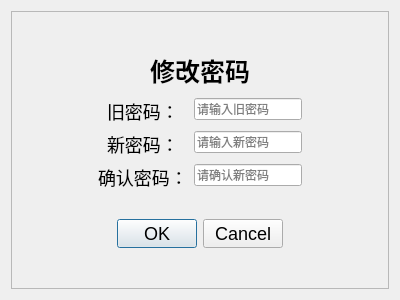
Above: passwordchange.ui from evtrouble/ham before the change. Below: the same form after it.
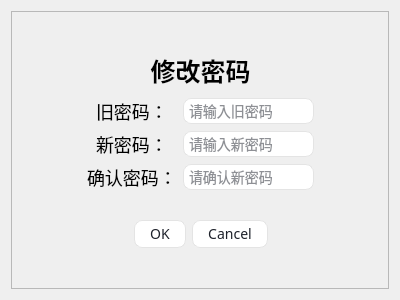
That is the form after the change.

Commit message: 查询课表模块UI初步实现，更新了一下系统内的所有按钮和文本输入框的UI，统一风格

```diff
--- a/passwordchange.ui
+++ b/passwordchange.ui
@@ -115,7 +115,44 @@
            <item row="0" column="1">
             <widget class="QLineEdit" name="oldPassword">
              <property name="styleSheet">
-              <string notr="true"/>
+              <string notr="true">QLineEdit {
+    color: #1e222b;
+    padding: 1px 3px;  /* 去掉右边的15px padding，因为LineEdit不需要下拉按钮的空间 */
+    border: 1px solid rgba(228,228,228,1);
+    border-radius: 8px;
+    font-family: Microsoft YaHei;
+    font-size: 14px;
+    background: rgba(255,255,255,1);
+}
+
+QLineEdit:focus {
+    border: 1px solid rgba(228,228,228,1);  /* 保持聚焦时边框样式一致 */
+    outline: none;
+}
+
+/* 垂直滚动条样式，如果LineEdit是多行的话 */
+QLineEdit QScrollBar:vertical {
+    width: 6px;
+    background: rgb(255,255,255);
+    border: none;
+}
+
+QLineEdit QScrollBar::handle:vertical {
+    border-radius: 3px;
+    background-color: rgba(30, 34, 43, 0.2);
+}
+
+QLineEdit QScrollBar::handle:vertical:hover {
+    background-color: rgba(30, 34, 43, 0.2);
+}
+
+QLineEdit QScrollBar::add-line:vertical {
+    border: none;
+}
+
+QLineEdit QScrollBar::sub-line:vertical {
+    border: none;
+}</string>
              </property>
              <property name="frame">
               <bool>true</bool>
@@ -138,7 +175,44 @@
            <item row="1" column="1">
             <widget class="QLineEdit" name="passwordEdit">
              <property name="styleSheet">
-              <string notr="true"/>
+              <string notr="true">QLineEdit {
+    color: #1e222b;
+    padding: 1px 3px;  /* 去掉右边的15px padding，因为LineEdit不需要下拉按钮的空间 */
+    border: 1px solid rgba(228,228,228,1);
+    border-radius: 8px;
+    font-family: Microsoft YaHei;
+    font-size: 14px;
+    background: rgba(255,255,255,1);
+}
+
+QLineEdit:focus {
+    border: 1px solid rgba(228,228,228,1);  /* 保持聚焦时边框样式一致 */
+    outline: none;
+}
+
+/* 垂直滚动条样式，如果LineEdit是多行的话 */
+QLineEdit QScrollBar:vertical {
+    width: 6px;
+    background: rgb(255,255,255);
+    border: none;
+}
+
+QLineEdit QScrollBar::handle:vertical {
+    border-radius: 3px;
+    background-color: rgba(30, 34, 43, 0.2);
+}
+
+QLineEdit QScrollBar::handle:vertical:hover {
+    background-color: rgba(30, 34, 43, 0.2);
+}
+
+QLineEdit QScrollBar::add-line:vertical {
+    border: none;
+}
+
+QLineEdit QScrollBar::sub-line:vertical {
+    border: none;
+}</string>
              </property>
              <property name="echoMode">
               <enum>QLineEdit::EchoMode::Password</enum>
@@ -161,7 +235,44 @@
            <item row="2" column="1">
             <widget class="QLineEdit" name="passwordConfirm">
              <property name="styleSheet">
-              <string notr="true"/>
+              <string notr="true">QLineEdit {
+    color: #1e222b;
+    padding: 1px 3px;  /* 去掉右边的15px padding，因为LineEdit不需要下拉按钮的空间 */
+    border: 1px solid rgba(228,228,228,1);
+    border-radius: 8px;
+    font-family: Microsoft YaHei;
+    font-size: 14px;
+    background: rgba(255,255,255,1);
+}
+
+QLineEdit:focus {
+    border: 1px solid rgba(228,228,228,1);  /* 保持聚焦时边框样式一致 */
+    outline: none;
+}
+
+/* 垂直滚动条样式，如果LineEdit是多行的话 */
+QLineEdit QScrollBar:vertical {
+    width: 6px;
+    background: rgb(255,255,255);
+    border: none;
+}
+
+QLineEdit QScrollBar::handle:vertical {
+    border-radius: 3px;
+    background-color: rgba(30, 34, 43, 0.2);
+}
+
+QLineEdit QScrollBar::handle:vertical:hover {
+    background-color: rgba(30, 34, 43, 0.2);
+}
+
+QLineEdit QScrollBar::add-line:vertical {
+    border: none;
+}
+
+QLineEdit QScrollBar::sub-line:vertical {
+    border: none;
+}</string>
              </property>
              <property name="echoMode">
               <enum>QLineEdit::EchoMode::Password</enum>
@@ -189,7 +300,43 @@
          <item>
           <widget class="QDialogButtonBox" name="buttonBox">
            <property name="styleSheet">
-            <string notr="true">font-size:18px;</string>
+            <string notr="true">QPushButton {
+    color: #1e222b;
+    background-color: #ffffff;
+    border: 1px solid rgba(228,228,228,1);
+    border-radius: 8px;
+    font-family: Microsoft YaHei;
+    font-size: 14px;
+    padding: 1px 15px;
+    min-height: 24px;
+    outline: none;  /* 添加这行去除焦点边框 */
+}
+
+QPushButton:focus {  /* 添加focus状态样式 */
+    outline: none;
+    border: 1px solid rgba(228,228,228,1);
+}
+
+QPushButton:hover {
+    background-color: rgba(30, 34, 43, 0.05);
+    border: 1px solid rgba(30, 34, 43, 0.2);
+}
+
+QPushButton:pressed {
+    background-color: rgba(30, 34, 43, 0.1);
+    border: 1px solid rgba(30, 34, 43, 0.3);
+    padding: 2px 15px 0px 15px;
+}
+
+QPushButton:disabled {
+    color: rgba(30, 34, 43, 0.3);
+    background-color: rgba(228,228,228,0.3);
+    border: 1px solid rgba(228,228,228,0.5);
+}
+
+QPushButton:icon {
+    padding: 1px 15px 1px 10px;
+}</string>
            </property>
            <property name="standardButtons">
             <set>QDialogButtonBox::StandardButton::Cancel|QDialogButtonBox::StandardButton::Ok</set>
```
The commit also changes 2 other files.
